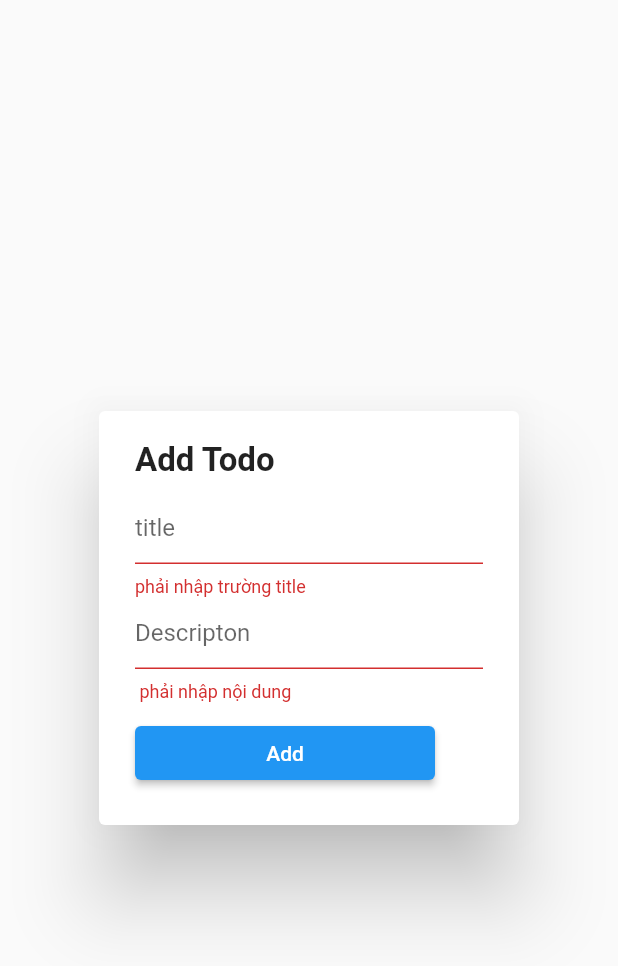
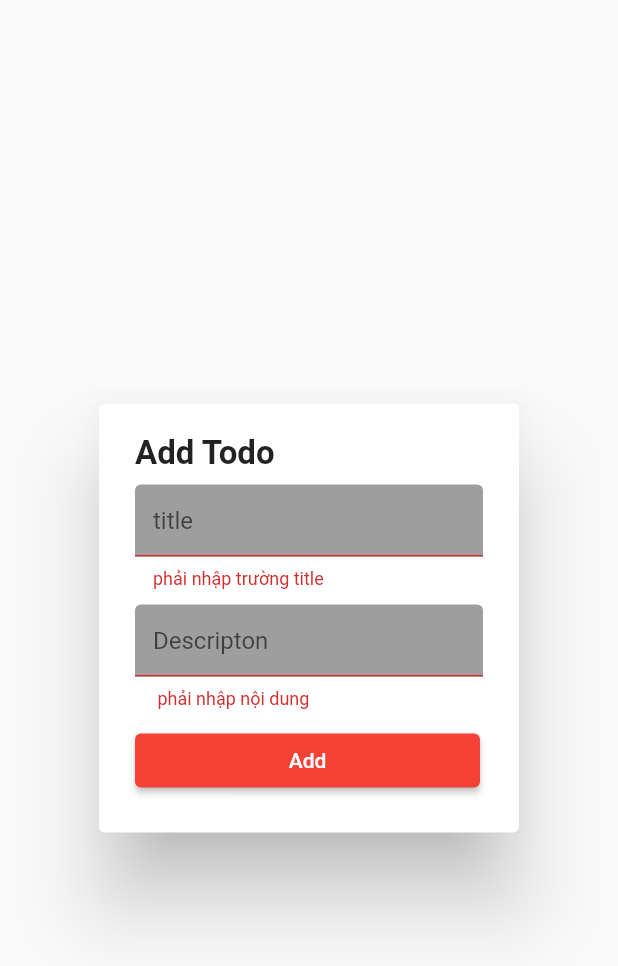
Before and after one commit to baold02/todo_list_app, a Flutter app: the AddTodo widget shown alone on an empty page, opened directly, after a tap on "Add", on a phone screen of 412 x 824 dp. Shown: the top 966 px of the screen. Run offline on Flutter 3.47's test engine with Material 2 defaults, Android fonts, the phone set to English and light mode, and no system bars; our stand-ins replace flutter_slidable.

Commit message:
bao commit

```diff
--- a/lib/dialog/dialog_add.dart
+++ b/lib/dialog/dialog_add.dart
@@ -17,11 +17,11 @@ class _AddTodoState extends State<AddTodo> {
   final titleControllor = TextEditingController();
   final descController = TextEditingController();
 
-  // String RandomId(){
-  //    final r = Random();
-  //    const ac = 'sfogbjoejbortkbfpolaksrkmfkenvjknevjken23oiy458y87454695832964';
-  //    return List.generate(2, (index) => ac[r.nextInt(ac.length)]).join();
-  // }
+  String RandomId(){
+     final r = Random();
+     const ac = 'sfogbjoejbortkbfpolaksrkmfkenvjknevjken23oiy458y87454695832964';
+     return List.generate(2, (index) => ac[r.nextInt(ac.length)]).join();
+  }
 
   @override
   Widget build(BuildContext context)  => AlertDialog(
@@ -41,38 +41,43 @@ class _AddTodoState extends State<AddTodo> {
           const SizedBox(height: 8),
           TextFormField(
             controller: titleControllor,
-            decoration: InputDecoration(hintText:'title'),
+            decoration: InputDecoration(hintText:'title',fillColor: Colors.grey,filled: true),
             validator: (value)  {
                 if(value == null || value.isEmpty){
                     return 'phải nhập trường title';
                 }
             },
           ),
+          SizedBox(height: 10,),
           TextFormField(
             controller: descController,
-            decoration: InputDecoration(hintText:'Descripton'),
+            decoration: InputDecoration(hintText:'Descripton',fillColor: Colors.grey,filled: true),
             validator: (value) {
               if(value == null || value.isEmpty){
                 return ' phải nhập nội dung';
               }
             },
+
           ),
 
           Container(
-              width: 200,
+              width: 230,
               padding: EdgeInsets.only(top: 10),
               child: ElevatedButton(onPressed: (){
                 if(_formKey.currentState?.validate() ?? false){
                     _controller.AddTodo(TodoModel(
-                        // id: DateTime.now().toString(),
+                        id: DateTime.now().toString(),
                         title: titleControllor.text,
                         Descripton: descController.text));
                     print(titleControllor);
                     print(descController);
                     Navigator.pop(context);
                 }
-
-              },child: Text('Add'),))
+              },
+                child: Text('Add'),
+              style: ElevatedButton.styleFrom(
+                primary: Colors.red
+              ),))
         ],
       ),
     ),
--- a/lib/todo_item.dart
+++ b/lib/todo_item.dart
@@ -68,7 +68,8 @@ class TodoItem extends StatelessWidget {
                       color: Colors.grey,
                       fontSize: 13
                   ),
-                )
+                ),
+                Text('Date: ${todoModel.id}')
               ],
             ) )
      ],
```
Also changed, not shown: lib/controllors/todo_controllor.dart (+4 -5 lines), lib/dialog/dialog_edit.dart (+10 -4 lines).
